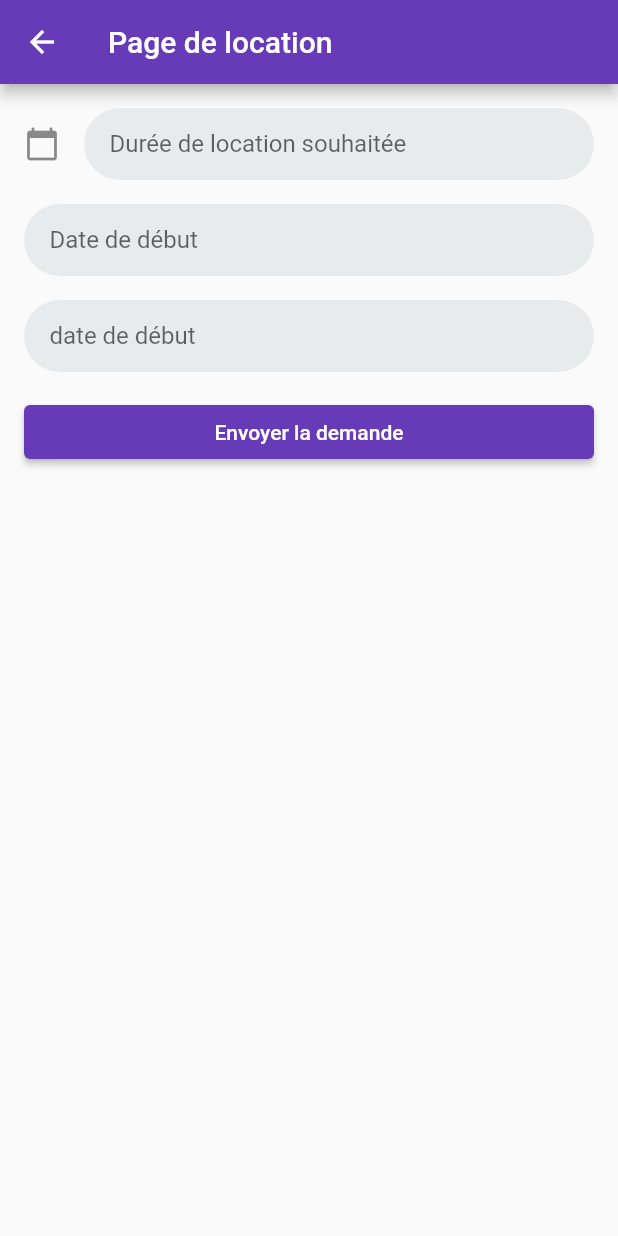
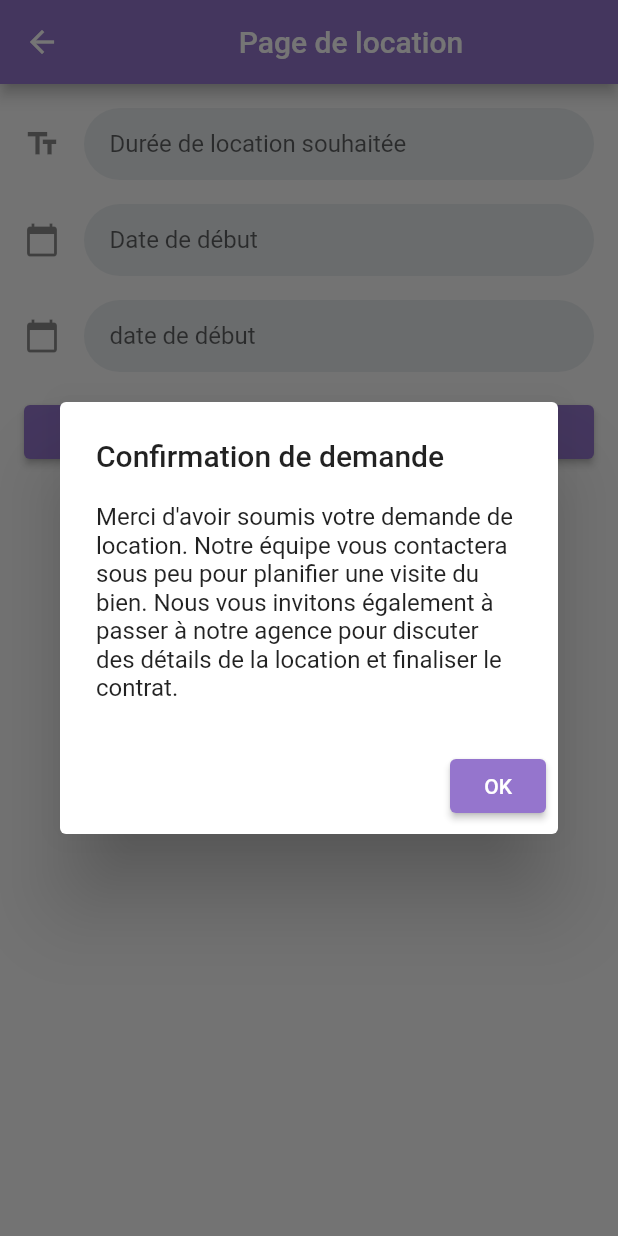
Before and after one commit to Fathersonthierno/property2, a Flutter app: the PlaceDetails screen opened directly with sample values from the repository, after a tap on "Louer ce bien", after a tap on "Envoyer la demande", on a phone screen of 412 x 824 dp. Run offline on Flutter 3.47's test engine with Material 2 defaults, Android fonts, the phone set to English and light mode, and no system bars; our stand-ins replace getwidget, glassmorphism_ui, hidden_drawer_menu, page_transition, persistent_bottom_nav_bar, shared_preferences; missing offline and left inert: http_interceptor, icons_flutter; accounts and stored records are empty.

Commit message:
init commit

```diff
--- a/lib/Screens/PlaceDetails.dart
+++ b/lib/Screens/PlaceDetails.dart
@@ -16,6 +16,7 @@ class PlaceDetails extends StatelessWidget {
     final textTheme = Theme.of(context).textTheme;
     return Scaffold(
       appBar: AppBar(
+        backgroundColor: Colors.deepPurple.shade300,
         title: Center(
           child: Text(
             "Détails",
@@ -153,6 +154,9 @@ class PlaceDetails extends StatelessWidget {
                     ),
                     SizedBox(width: 30.0,),
                     ElevatedButton(
+                      style: ElevatedButton.styleFrom(
+                        backgroundColor: Colors.deepPurple.shade300
+                      ),
 
                       onPressed: () {
     Navigator.pushReplacement(
@@ -164,7 +168,7 @@ class PlaceDetails extends StatelessWidget {
     },
                       child: Container(
                         decoration: BoxDecoration(
-                            color: Colors.deepPurple,
+                            // color: Colors.deepPurple,
                             borderRadius: BorderRadius.circular(10)
                         ),
                         child: Text(
--- a/lib/Screens/Templates/locationPage.dart
+++ b/lib/Screens/Templates/locationPage.dart
@@ -20,7 +20,8 @@ class _LocationPageState extends State<LocationPage> {
   Widget build(BuildContext context) {
     return Scaffold(
       appBar: AppBar(
-        title: Text('Page de location'),
+        title: Center(child: Text('Page de location')),
+        backgroundColor: Colors.deepPurple.shade300,
       ),
       body: SingleChildScrollView(
         padding: EdgeInsets.all(16.0),
@@ -29,7 +30,7 @@ class _LocationPageState extends State<LocationPage> {
           children: <Widget>[
             // Formulaire de demande de location
                   TextFormField(
-                    decoration: InputDecoration(labelText: 'Durée de location souhaitée',
+                    decoration: InputDecoration(hintText: 'Durée de location souhaitée',
               enabledBorder: OutlineInputBorder(
               borderRadius: BorderRadius.circular(80),
           borderSide:
@@ -44,27 +45,27 @@ class _LocationPageState extends State<LocationPage> {
         fillColor: darkGrey,
         contentPadding:
         EdgeInsets.symmetric(horizontal: 17, vertical: 12),
-                      icon: Icon(Icons.calendar_today)
+                      icon: Icon(Icons.text_fields)
                     ),
                     controller: dureeLocationController,
-                    onTap: () async {
-                      DateTime? duration = await showDatePicker(context: context,
-                          initialDate: DateTime.now(),
-                          firstDate: DateTime.now(),
-                          lastDate: DateTime(2101)
-                      );
-                      if (duration != null){
-                        String formateddate = DateFormat("yyyy-mm-dd").format(duration);
-                        setState(() {
-                          dureeLocationController.text = formateddate.toString();
-
-                        });
-                      }else
-                        print("pas selectionné");
-                    },
+                    // onTap: () async {
+                    //   DateTime? duration = await showDatePicker(context: context,
+                    //       initialDate: DateTime.now(),
+                    //       firstDate: DateTime(2000),
+                    //       lastDate: DateTime(2101)
+                    //   );
+                    //   if (duration != null){
+                    //
+                    //     setState(() {
+                    //       dureeLocationController.text = DateFormat("yyyy-MM-dd").format(duration);
+                    //
+                    //     });
+                    //   }else
+                    //     print("pas selectionné");
+                    // },
                   ),SizedBox(height: 16.0,),
                   TextFormField(
-                    decoration: InputDecoration(labelText: 'Date de début',
+                    decoration: InputDecoration(hintText: 'Date de début',
               enabledBorder: OutlineInputBorder(
               borderRadius: BorderRadius.circular(80),
           borderSide:
@@ -79,6 +80,7 @@ class _LocationPageState extends State<LocationPage> {
         fillColor: darkGrey,
         contentPadding:
         EdgeInsets.symmetric(horizontal: 17, vertical: 12),
+                 icon: Icon(Icons.calendar_today)
                     ),
                     validator: (value) {
                       if (value!.isEmpty) {
@@ -90,20 +92,19 @@ class _LocationPageState extends State<LocationPage> {
                     onTap: () async {
                       DateTime? duration = await showDatePicker(context: context,
                           initialDate: DateTime.now(),
-                          firstDate: DateTime.now(),
-                          lastDate: DateTime(2000)
+                          firstDate: DateTime(2000),
+                          lastDate: DateTime(2101)
                       );
                       if (duration != null){
-                        String formateddate = DateFormat("yyyy-mm-dd").format(duration);
                         setState(() {
-                          dateDebutController.text = formateddate.toString();
+                          dateDebutController.text = DateFormat("yyyy-MM-dd").format(duration);
 
                         });
                       }
                     },
                   ), SizedBox(height: 16.0,),
                   TextFormField(
-                    decoration: InputDecoration(labelText: 'date de début',
+                    decoration: InputDecoration(hintText: 'date de début',
               enabledBorder: OutlineInputBorder(
               borderRadius: BorderRadius.circular(80),
           borderSide:
@@ -118,7 +119,8 @@ class _LocationPageState extends State<LocationPage> {
         fillColor: darkGrey,
         contentPadding:
         EdgeInsets.symmetric(horizontal: 17, vertical: 12),
-                    ),
+
+                        icon: Icon(Icons.calendar_today)   ),
                     validator: (value) {
                       if (value!.isEmpty) {
                         return 'Veuillez entrer la date de fin';
@@ -129,35 +131,65 @@ class _LocationPageState extends State<LocationPage> {
                     onTap: () async {
                       DateTime? duration = await showDatePicker(context: context,
                           initialDate: DateTime.now(),
-                          firstDate: DateTime.now(),
-                          lastDate: DateTime(2000)
+                          firstDate: DateTime(2000),
+                          lastDate: DateTime(2101)
+
+
                       );
                       if (duration != null){
-                        String formateddate = DateFormat("yyyy-mm-dd").format(duration);
                         setState(() {
-                          dateFinController.text = formateddate.toString();
+                          dateFinController.text = DateFormat("yyyy-MM-dd").format(duration);
 
                         });
                       }
                     },
                   ),
                   SizedBox(height: 16.0),
-                  ElevatedButton(
-                    onPressed: () {
+            ElevatedButton(
 
-                    },
-                    child: Text('Envoyer la demande'),
-                  ),
-                  SizedBox(height: 16.0),
-                  // Affichage du message de confirmation après soumission du formulaire
-                  if (_formSubmitted)
-                    Text(
-                      'Merci d\'avoir soumis votre demande de location. Notre équipe vous contactera sous peu pour planifier une visite du bien. Nous vous invitons également à passer à notre agence pour discuter des détails de la location et finaliser le contrat.',
-                      style: TextStyle(fontSize: 16.0),
-                    ),
-                ],
+              onPressed: () {
+
+                  // Afficher la boîte de dialogue de confirmation
+                  _showConfirmationDialog();
+                },
+
+              child: Text('Envoyer la demande'
+              , style: TextStyle(
+                  fontSize: 18.0
+                ),),
+              style: ElevatedButton.styleFrom(
+                backgroundColor: Colors.deepPurple.shade300
+              ),
+            ),
+
+
+          ],
               ),
             ),
     );
   }
+  void _showConfirmationDialog() {
+    showDialog(
+      context: context,
+      builder: (context) => AlertDialog(
+        title: Text('Confirmation de demande'),
+        content: Text('Merci d\'avoir soumis votre demande de location. Notre équipe vous contactera sous peu pour planifier une visite du bien. Nous vous invitons également à passer à notre agence pour discuter des détails de la location et finaliser le contrat.'),
+        actions: [
+          ElevatedButton(
+style: ElevatedButton.styleFrom(
+  backgroundColor: Colors.deepPurple.shade300
+),
+            onPressed: () {
+              Navigator.pop(context); // Ferme la boîte de dialogue
+            },
+            child: Text('OK'
+            ,style: TextStyle(
+                color: Colors.white,
+              ),),
+          ),
+        ],
+      ),
+    );
+  }
+
 }
```
